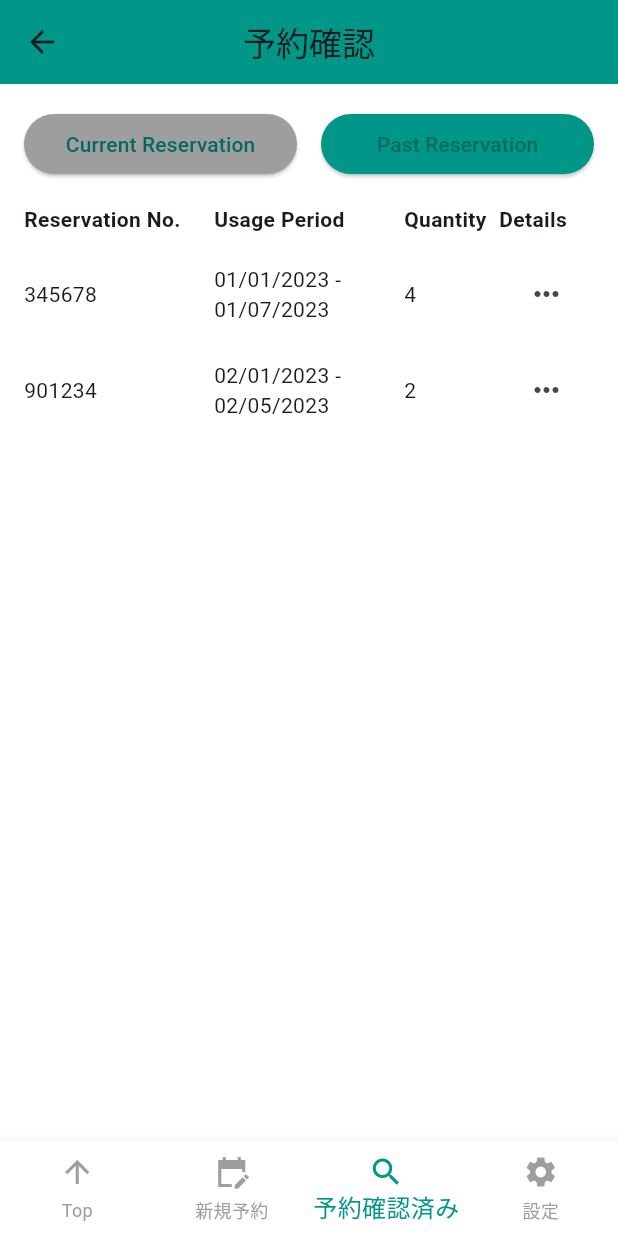
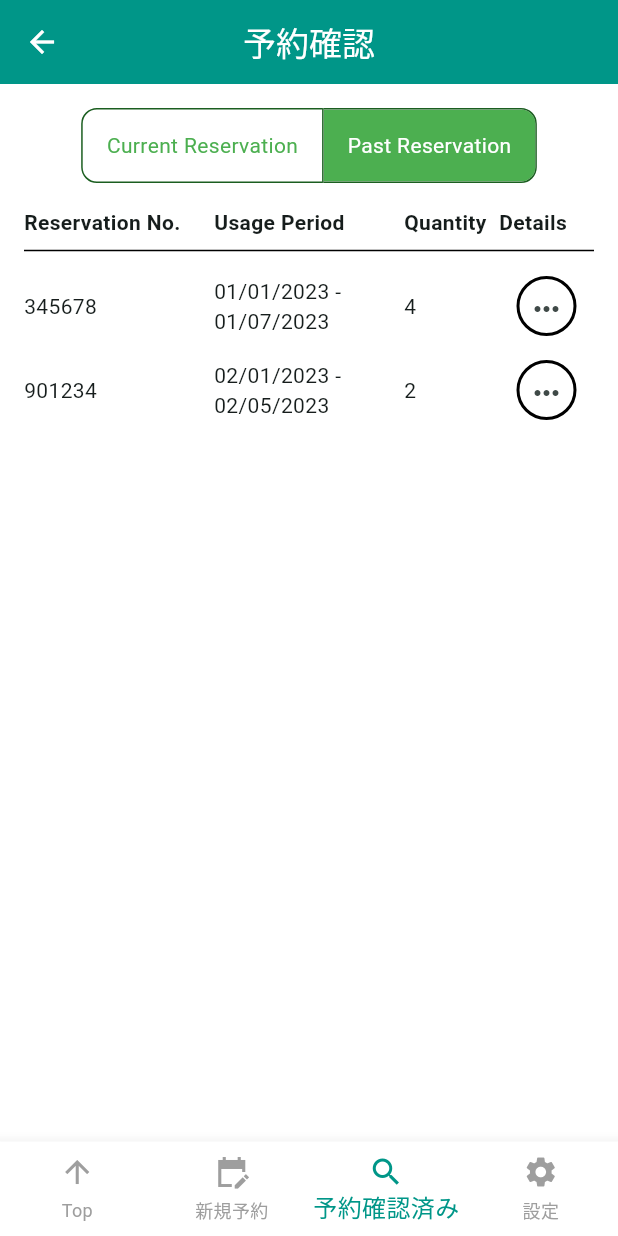
Before and after one commit to Paduvana/yotsuba_mobile, a Flutter app: the ReservationConfirmation screen opened directly, item 3 of the bottom bar chosen, after a tap on "Past Reservation", on a phone screen of 412 x 824 dp. Run offline on Flutter 3.47's test engine with Material 3 defaults, Android fonts, the phone set to English and light mode, and no system bars; our stand-ins replace flutter_secure_storage, image_picker; accounts and stored records are empty.

Commit message:
CurrentRes

```diff
--- a/lib/screens/ReservationConfirmation.dart
+++ b/lib/screens/ReservationConfirmation.dart
@@ -23,6 +23,7 @@ class ReservationConfirmation extends StatefulWidget {
 class _ReservationConfirmationState extends State<ReservationConfirmation> {
   bool showCurrent = true; // Toggle between Current and Past reservations
   int _selectedIndex = 2; // Start with "予約確認済み" tab selected
+  List<bool> isSelected = [true, false]; // For ToggleButtons
 
   final List<Reservation> currentReservations = [
     Reservation(reservationNo: '123456', usagePeriod: '01/01/2024 - 01/07/2024', quantity: 5),
@@ -42,6 +43,7 @@ class _ReservationConfirmationState extends State<ReservationConfirmation> {
       backgroundColor: Colors.white,
       appBar: AppBar(
         title: const Text('予約確認'),
+        foregroundColor: Colors.white,
         centerTitle: true,
         backgroundColor: Colors.teal,
       ),
@@ -49,34 +51,31 @@ class _ReservationConfirmationState extends State<ReservationConfirmation> {
         padding: const EdgeInsets.all(16.0),
         child: Column(
           children: [
-            Row(
-              children: [
-                Expanded(
-                  child: ElevatedButton(
-                    onPressed: () {
-                      setState(() {
-                        showCurrent = true;
-                      });
-                    },
-                    style: ElevatedButton.styleFrom(
-                      backgroundColor: showCurrent ? Colors.teal : Colors.grey,
-                    ),
-                    child: const Text('Current Reservation'),
-                  ),
+            // Toggle Button for Current and Past Reservations
+            ToggleButtons(
+              isSelected: isSelected,
+              onPressed: (int index) {
+                setState(() {
+                  for (int i = 0; i < isSelected.length; i++) {
+                    isSelected[i] = i == index;
+                  }
+                  showCurrent = index == 0;
+                });
+              },
+              color: Colors.green,
+              selectedColor: Colors.white,
+              fillColor: Colors.green,
+              borderRadius: BorderRadius.circular(10),
+              borderColor: Colors.green.shade900,
+              selectedBorderColor: Colors.green.shade900,
+              children: const [
+                Padding(
+                  padding: EdgeInsets.symmetric(horizontal: 16.0),
+                  child: Text('Current Reservation'),
                 ),
-                const SizedBox(width: 16),
-                Expanded(
-                  child: ElevatedButton(
-                    onPressed: () {
-                      setState(() {
-                        showCurrent = false;
-                      });
-                    },
-                    style: ElevatedButton.styleFrom(
-                      backgroundColor: !showCurrent ? Colors.teal : Colors.grey,
-                    ),
-                    child: const Text('Past Reservation'),
-                  ),
+                Padding(
+                  padding: EdgeInsets.symmetric(horizontal: 16.0),
+                  child: Text('Past Reservation'),
                 ),
               ],
             ),
@@ -115,7 +114,9 @@ class _ReservationConfirmationState extends State<ReservationConfirmation> {
                 ),
               ],
             ),
-            const SizedBox(height: 8),
+            const SizedBox(height: 1),
+            Divider(thickness: 1, color: Colors.black), // Add this line to create a divider
+            const SizedBox(height: 1),
 
             // List of Reservations
             Expanded(
@@ -132,12 +133,21 @@ class _ReservationConfirmationState extends State<ReservationConfirmation> {
                         Expanded(flex: 1, child: Text(reservation.quantity.toString())),
                         Expanded(
                           flex: 1,
+                          child: Container(
+                            width: 30, // Set the width to a smaller value
+                            height: 40, // Set the height to a smaller value
+                            decoration: BoxDecoration(
+                              shape: BoxShape.circle,
+                              color: Colors.white54,
+                              border: Border.all(color: Colors.black, width: 2),
+                            ),
                           child: IconButton(
                             icon: const Icon(Icons.more_horiz),
                             onPressed: () {
                               // Handle button press for reservation details
                             },
                           ),
+                        ),
                         ),
                       ],
                     ),
```
